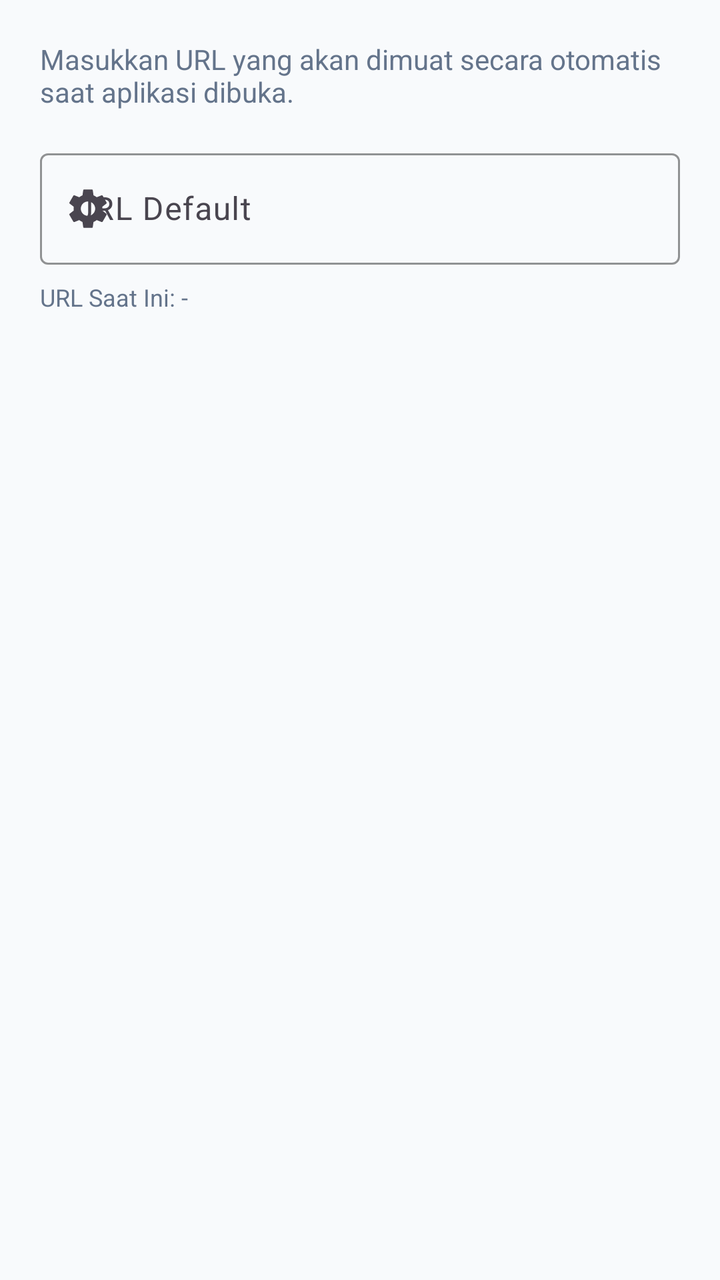
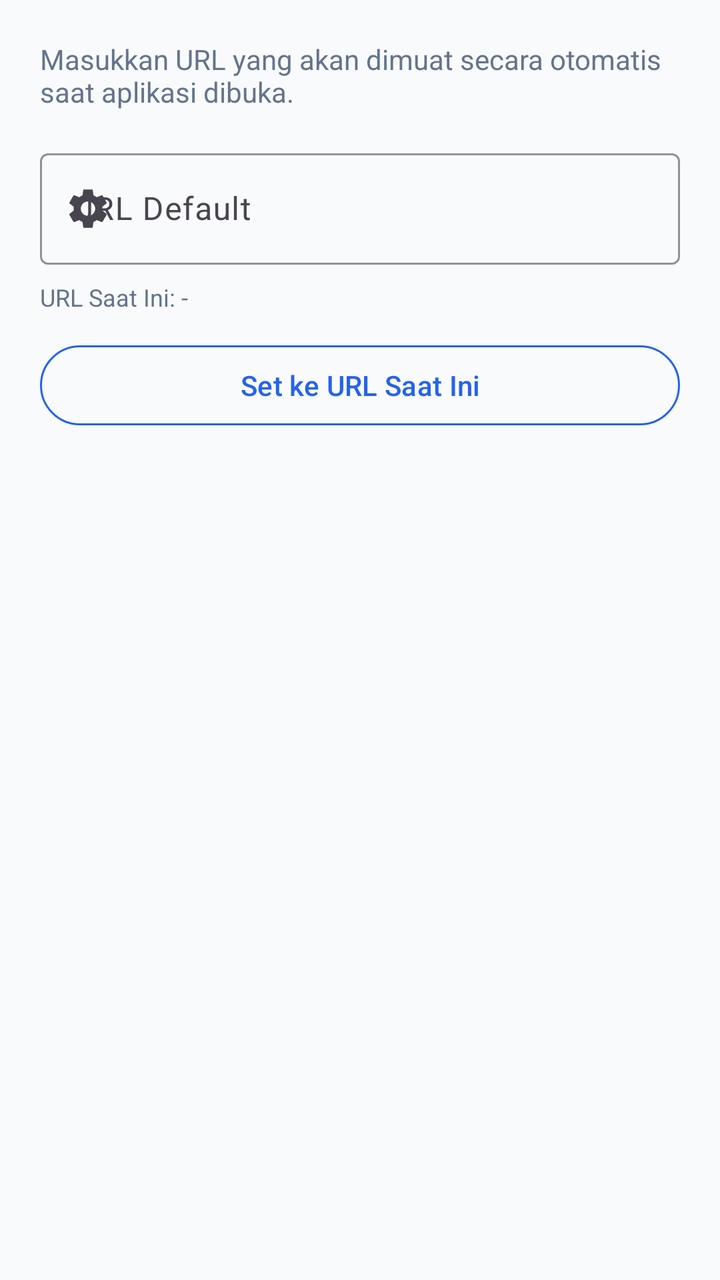

Screens rendered from an Android XML layout before and after an edit, with the pre-edit source and the edit as a unified diff.
<!-- AndroidManifest.xml: application theme Theme.JNETMonitor -->
<!-- res/layout/dialog_settings.xml -->
<?xml version="1.0" encoding="utf-8"?>
<LinearLayout xmlns:android="http://schemas.android.com/apk/res/android"
    xmlns:app="http://schemas.android.com/apk/res-auto"
    android:layout_width="match_parent"
    android:layout_height="wrap_content"
    android:orientation="vertical"
    android:padding="20dp">

    <TextView
        android:layout_width="match_parent"
        android:layout_height="wrap_content"
        android:text="@string/dialog_settings_desc"
        android:textColor="@color/text_secondary"
        android:textSize="14sp"
        android:layout_marginBottom="16dp" />

    <com.google.android.material.textfield.TextInputLayout
        android:id="@+id/inputLayoutUrl"
        style="@style/Widget.Material3.TextInputLayout.OutlinedBox"
        android:layout_width="match_parent"
        android:layout_height="wrap_content"
        android:hint="URL Default"
        app:boxStrokeColor="@color/accent"
        app:hintTextColor="@color/accent"
        app:startIconDrawable="@drawable/ic_settings">

        <com.google.android.material.textfield.TextInputEditText
            android:id="@+id/etUrl"
            android:layout_width="match_parent"
            android:layout_height="wrap_content"
            android:inputType="textUri"
            android:maxLines="2"
            android:textColor="@color/text_primary" />

    </com.google.android.material.textfield.TextInputLayout>

    <TextView
        android:id="@+id/tvCurrentUrl"
        android:layout_width="match_parent"
        android:layout_height="wrap_content"
        android:layout_marginTop="8dp"
        android:textSize="12sp"
        android:textColor="@color/text_secondary"
        android:text="URL Saat Ini: -" />

</LinearLayout>
<!-- resources referenced by this layout -->
<resources>
  <color name="accent">#2563EB</color>
  <color name="text_primary">#0F172A</color>
  <color name="text_secondary">#64748B</color>
  <!-- drawable ic_settings (drawable) -->
  <vector xmlns:android="http://schemas.android.com/apk/res/android"
      android:width="24dp"
      android:height="24dp"
      android:viewportWidth="24"
      android:viewportHeight="24">
    <path
        android:fillColor="#FF000000"
        android:pathData="M19.14,12.94c0.04,-0.3 0.06,-0.61 0.06,-0.94 0,-0.32 -0.02,-0.64 -0.07,-0.94l2.03,-1.58c0.18,-0.14 0.23,-0.41 0.12,-0.61l-1.92,-3.32c-0.12,-0.22 -0.37,-0.29 -0.59,-0.22l-2.39,0.96c-0.5,-0.38 -1.03,-0.7 -1.62,-0.94l-0.36,-2.54c-0.04,-0.24 -0.24,-0.41 -0.48,-0.41h-3.84c-0.24,0 -0.43,0.17 -0.47,0.41l-0.36,2.54c-0.59,0.24 -1.13,0.57 -1.62,0.94l-2.39,-0.96c-0.22,-0.08 -0.47,0 -0.59,0.22L2.74,8.87c-0.12,0.21 -0.08,0.47 0.12,0.61l2.03,1.58c-0.05,0.3 -0.09,0.63 -0.09,0.94s0.02,0.64 0.07,0.94l-2.03,1.58c-0.18,0.14 -0.23,0.41 -0.12,0.61l1.92,3.32c0.12,0.22 0.37,0.29 0.59,0.22l2.39,-0.96c0.5,0.38 1.03,0.7 1.62,0.94l0.36,2.54c0.05,0.24 0.24,0.41 0.48,0.41h3.84c0.24,0 0.44,-0.17 0.47,-0.41l0.36,-2.54c0.59,-0.24 1.13,-0.56 1.62,-0.94l2.39,0.96c0.22,0.08 0.47,0 0.59,-0.22l1.92,-3.32c0.12,-0.22 0.07,-0.47 -0.12,-0.61l-2.01,-1.58zM12,15.6c-1.98,0 -3.6,-1.62 -3.6,-3.6s1.62,-3.6 3.6,-3.6 3.6,1.62 3.6,3.6 -1.62,3.6 -3.6,3.6z"/>
  </vector>
  <string name="dialog_settings_desc">Masukkan URL yang akan dimuat secara otomatis saat aplikasi dibuka.</string>
  <style name="Theme.JNETMonitor" parent="Theme.Material3.DayNight.NoActionBar">
          
          <item name="colorPrimary">@color/accent</item>
          <item name="colorPrimaryVariant">@color/accent_light</item>
          <item name="colorOnPrimary">@color/white</item>
          
          
          <item name="android:statusBarColor">@color/primary</item>
          <item name="android:windowLightStatusBar">false</item>
          
          
          <item name="android:windowBackground">@color/surface_light</item>
      </style>
  <color name="accent_light">#3B82F6</color>
  <color name="white">#FFFFFF</color>
  <color name="primary">#0F172A</color>
  <color name="surface_light">#F8FAFC</color>
</resources>

<!-- the commit's change to res/layout/dialog_settings.xml (unified diff, before → after) -->
@@ -43,4 +43,14 @@
         android:textColor="@color/text_secondary"
         android:text="URL Saat Ini: -" />
 
+    <com.google.android.material.button.MaterialButton
+        android:id="@+id/btnSetCurrentUrl"
+        style="@style/Widget.Material3.Button.OutlinedButton"
+        android:layout_width="match_parent"
+        android:layout_height="wrap_content"
+        android:layout_marginTop="12dp"
+        android:text="@string/btn_set_current_url"
+        android:textColor="@color/accent"
+        app:strokeColor="@color/accent" />
+
 </LinearLayout>
<!-- resource entries referenced after the edit -->
@@ -13,6 +13,7 @@
         android:fillColor="#FF000000"
         android:pathData="M19.14,12.94c0.04,-0.3 0.06,-0.61 0.06,-0.94 0,-0.32 -0.02,-0.64 -0.07,-0.94l2.03,-1.58c0.18,-0.14 0.23,-0.41 0.12,-0.61l-1.92,-3.32c-0.12,-0.22 -0.37,-0.29 -0.59,-0.22l-2.39,0.96c-0.5,-0.38 -1.03,-0.7 -1.62,-0.94l-0.36,-2.54c-0.04,-0.24 -0.24,-0.41 -0.48,-0.41h-3.84c-0.24,0 -0.43,0.17 -0.47,0.41l-0.36,2.54c-0.59,0.24 -1.13,0.57 -1.62,0.94l-2.39,-0.96c-0.22,-0.08 -0.47,0 -0.59,0.22L2.74,8.87c-0.12,0.21 -0.08,0.47 0.12,0.61l2.03,1.58c-0.05,0.3 -0.09,0.63 -0.09,0.94s0.02,0.64 0.07,0.94l-2.03,1.58c-0.18,0.14 -0.23,0.41 -0.12,0.61l1.92,3.32c0.12,0.22 0.37,0.29 0.59,0.22l2.39,-0.96c0.5,0.38 1.03,0.7 1.62,0.94l0.36,2.54c0.05,0.24 0.24,0.41 0.48,0.41h3.84c0.24,0 0.44,-0.17 0.47,-0.41l0.36,-2.54c0.59,-0.24 1.13,-0.56 1.62,-0.94l2.39,0.96c0.22,0.08 0.47,0 0.59,-0.22l1.92,-3.32c0.12,-0.22 0.07,-0.47 -0.12,-0.61l-2.01,-1.58zM12,15.6c-1.98,0 -3.6,-1.62 -3.6,-3.6s1.62,-3.6 3.6,-3.6 3.6,1.62 3.6,3.6 -1.62,3.6 -3.6,3.6z"/>
   </vector>
+  <string name="btn_set_current_url">Set ke URL Saat Ini</string>
   <string name="dialog_settings_desc">Masukkan URL yang akan dimuat secara otomatis saat aplikasi dibuka.</string>
   <style name="Theme.JNETMonitor" parent="Theme.Material3.DayNight.NoActionBar">
           
